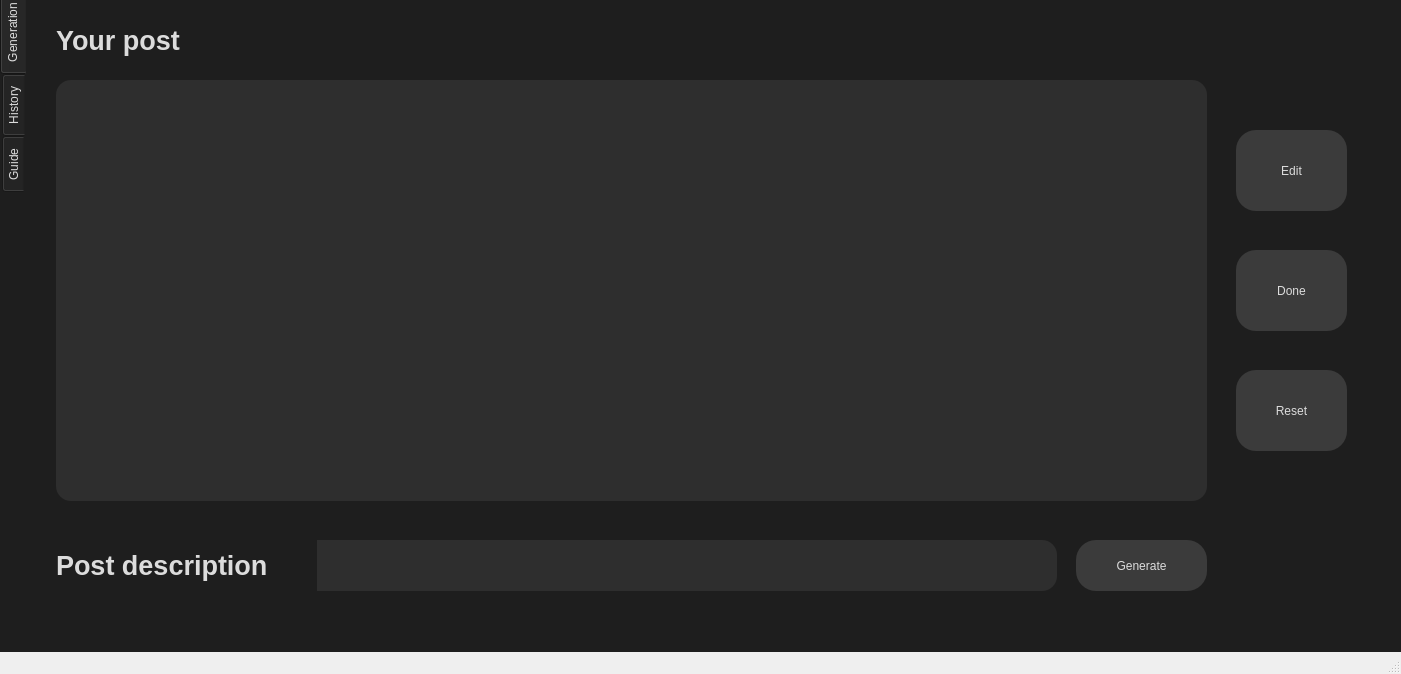
This is mainwindow.ui in varietytas/AI_app_Qt as Qt 5 draws it before an edit. The edited form follows.
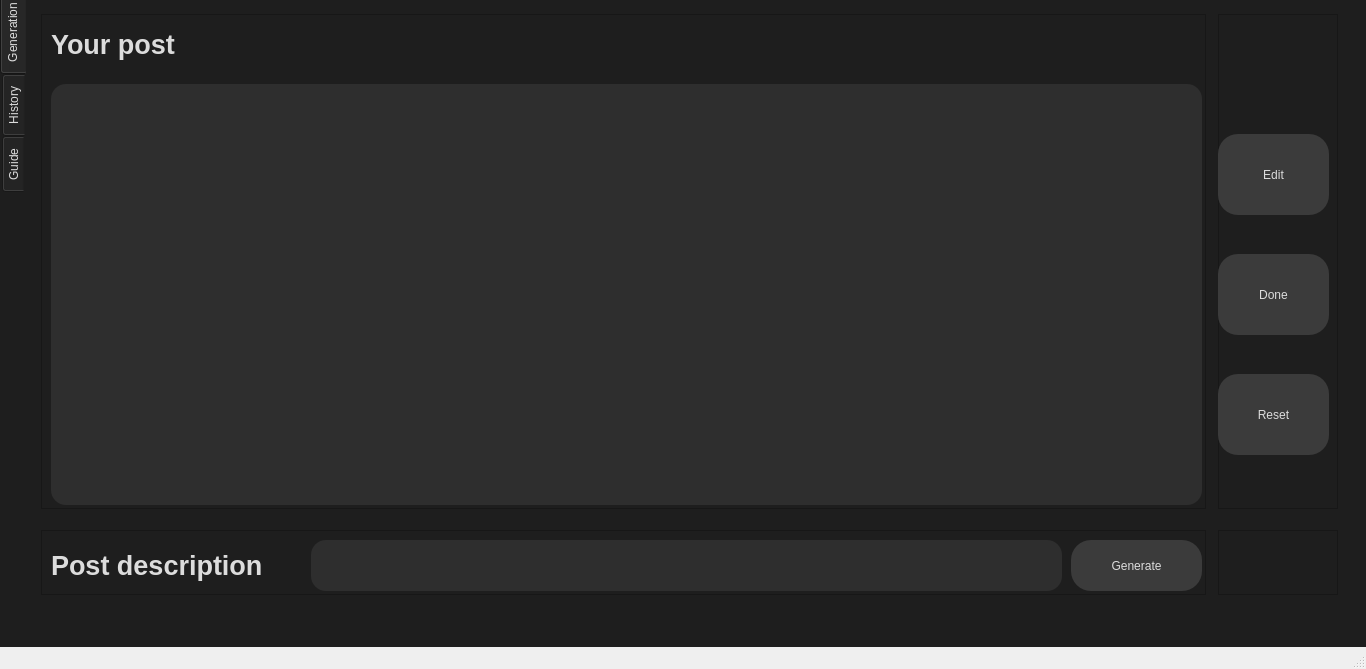
This is the edited form. The open tabs and pages were chosen to show the change. Icons and pictures are not drawn.

Commit message: Stable layout

The edit to the form file:
```diff
--- a/mainwindow.ui
+++ b/mainwindow.ui
@@ -9,10 +9,16 @@
    <rect>
     <x>0</x>
     <y>0</y>
-    <width>1401</width>
-    <height>674</height>
+    <width>1366</width>
+    <height>669</height>
    </rect>
   </property>
+  <property name="minimumSize">
+   <size>
+    <width>1325</width>
+    <height>570</height>
+   </size>
+  </property>
   <property name="windowTitle">
    <string>MainWindow</string>
   </property>
@@ -71,8 +77,8 @@
      <rect>
       <x>0</x>
       <y>-10</y>
-      <width>1411</width>
-      <height>651</height>
+      <width>1354</width>
+      <height>631</height>
      </rect>
     </property>
     <property name="tabPosition">
@@ -93,44 +99,35 @@
      <attribute name="title">
       <string>Generation</string>
      </attribute>
-     <widget class="QPushButton" name="pushButton_Done">
-      <property name="geometry">
-       <rect>
-        <x>1210</x>
-        <y>260</y>
-        <width>111</width>
-        <height>81</height>
-       </rect>
-      </property>
-      <property name="text">
-       <string>Done</string>
-      </property>
-     </widget>
-     <widget class="QTextBrowser" name="textbox_response">
-      <property name="geometry">
-       <rect>
-        <x>30</x>
-        <y>90</y>
-        <width>1151</width>
-        <height>421</height>
-       </rect>
-      </property>
-     </widget>
-     <widget class="QPlainTextEdit" name="textedit_subject">
-      <property name="geometry">
-       <rect>
-        <x>270</x>
-        <y>550</y>
-        <width>761</width>
-        <height>51</height>
-       </rect>
-      </property>
-     </widget>
+     <layout class="QGridLayout" name="gridLayout">
+      <item row="0" column="0">
+       <widget class="QFrame" name="frame">
+        <property name="minimumSize">
+         <size>
+          <width>1165</width>
+          <height>495</height>
+         </size>
+        </property>
+        <property name="maximumSize">
+         <size>
+          <width>1165</width>
+          <height>495</height>
+         </size>
+        </property>
+        <property name="styleSheet">
+         <string notr="true">padding: 0;</string>
+        </property>
+        <property name="frameShape">
+         <enum>QFrame::Shape::StyledPanel</enum>
+        </property>
+        <property name="frameShadow">
+         <enum>QFrame::Shadow::Raised</enum>
+        </property>
      <widget class="QLabel" name="label_3">
       <property name="geometry">
        <rect>
-        <x>30</x>
-        <y>30</y>
+           <x>10</x>
+           <y>10</y>
         <width>161</width>
         <height>41</height>
        </rect>
@@ -145,11 +142,104 @@
        <string>Your post</string>
       </property>
      </widget>
+        <widget class="QTextBrowser" name="textbox_response">
+         <property name="geometry">
+          <rect>
+           <x>10</x>
+           <y>70</y>
+           <width>1151</width>
+           <height>421</height>
+          </rect>
+         </property>
+        </widget>
+       </widget>
+      </item>
+      <item row="0" column="1">
+       <widget class="QFrame" name="frame_3">
+        <property name="minimumSize">
+         <size>
+          <width>120</width>
+          <height>495</height>
+         </size>
+        </property>
+        <property name="maximumSize">
+         <size>
+          <width>120</width>
+          <height>495</height>
+         </size>
+        </property>
+        <property name="frameShape">
+         <enum>QFrame::Shape::StyledPanel</enum>
+        </property>
+        <property name="frameShadow">
+         <enum>QFrame::Shadow::Raised</enum>
+        </property>
+        <widget class="QPushButton" name="pushButton_CMS">
+         <property name="geometry">
+          <rect>
+           <x>0</x>
+           <y>120</y>
+           <width>111</width>
+           <height>81</height>
+          </rect>
+         </property>
+         <property name="text">
+          <string>Edit</string>
+         </property>
+        </widget>
+        <widget class="QPushButton" name="pushButton_Done">
+         <property name="geometry">
+          <rect>
+           <x>0</x>
+           <y>240</y>
+           <width>111</width>
+           <height>81</height>
+          </rect>
+         </property>
+         <property name="text">
+          <string>Done</string>
+         </property>
+        </widget>
+        <widget class="QPushButton" name="pushButton_Reset">
+         <property name="geometry">
+          <rect>
+           <x>0</x>
+           <y>360</y>
+           <width>111</width>
+           <height>81</height>
+          </rect>
+         </property>
+         <property name="text">
+          <string>Reset</string>
+         </property>
+        </widget>
+       </widget>
+      </item>
+      <item row="1" column="0">
+       <widget class="QFrame" name="frame_2">
+        <property name="minimumSize">
+         <size>
+          <width>1165</width>
+          <height>65</height>
+         </size>
+        </property>
+        <property name="maximumSize">
+         <size>
+          <width>1165</width>
+          <height>65</height>
+         </size>
+        </property>
+        <property name="frameShape">
+         <enum>QFrame::Shape::StyledPanel</enum>
+        </property>
+        <property name="frameShadow">
+         <enum>QFrame::Shadow::Raised</enum>
+        </property>
      <widget class="QLabel" name="label_4">
       <property name="geometry">
        <rect>
-        <x>30</x>
-        <y>550</y>
+           <x>10</x>
+           <y>10</y>
         <width>261</width>
         <height>51</height>
        </rect>
@@ -164,24 +254,21 @@
        <string>Post description</string>
       </property>
      </widget>
-     <widget class="QPushButton" name="pushButton_CMS">
+        <widget class="QPlainTextEdit" name="textedit_subject">
       <property name="geometry">
        <rect>
-        <x>1210</x>
-        <y>140</y>
-        <width>111</width>
-        <height>81</height>
-       </rect>
-      </property>
-      <property name="text">
-       <string>Edit</string>
-      </property>
+           <x>270</x>
+           <y>10</y>
+           <width>751</width>
+           <height>51</height>
+          </rect>
+         </property>
      </widget>
      <widget class="QPushButton" name="pushButton_generate">
       <property name="geometry">
        <rect>
-        <x>1050</x>
-        <y>550</y>
+           <x>1030</x>
+           <y>10</y>
         <width>131</width>
         <height>51</height>
        </rect>
@@ -201,19 +288,31 @@
        </size>
       </property>
      </widget>
-     <widget class="QPushButton" name="pushButton_Reset">
-      <property name="geometry">
-       <rect>
-        <x>1210</x>
-        <y>380</y>
-        <width>111</width>
-        <height>81</height>
-       </rect>
-      </property>
-      <property name="text">
-       <string>Reset</string>
-      </property>
-     </widget>
+       </widget>
+      </item>
+      <item row="1" column="1">
+       <widget class="QFrame" name="frame_4">
+        <property name="minimumSize">
+         <size>
+          <width>120</width>
+          <height>65</height>
+         </size>
+        </property>
+        <property name="maximumSize">
+         <size>
+          <width>120</width>
+          <height>65</height>
+         </size>
+        </property>
+        <property name="frameShape">
+         <enum>QFrame::Shape::StyledPanel</enum>
+        </property>
+        <property name="frameShadow">
+         <enum>QFrame::Shadow::Raised</enum>
+        </property>
+       </widget>
+      </item>
+     </layout>
     </widget>
     <widget class="QWidget" name="tab_2">
      <attribute name="icon">
```
Left out of the diff: 60 changed lines with no effect on the pictures. Lines whose indentation alone changed are shown as unchanged. The commit also changes 2 other files.
